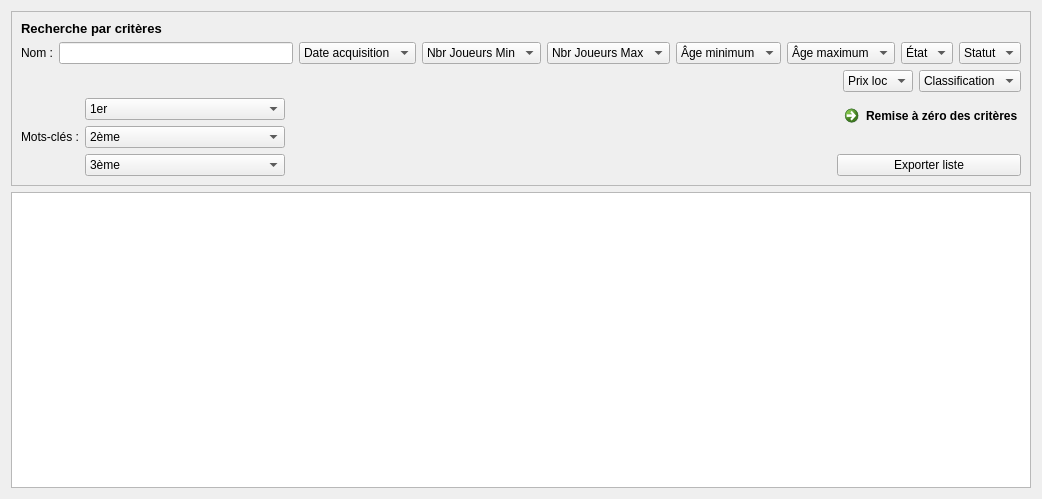
Above: f_listejeux.ui from nivhg/ludopen before the change. Below: the same form after it.
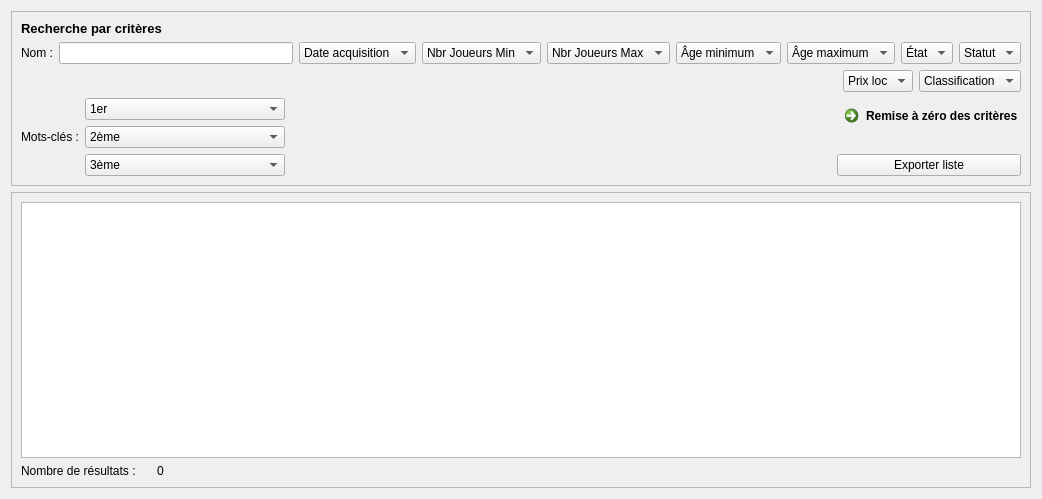
That is the form after the change. Icons and pictures are not drawn.

The edit to the form file:
```diff
--- a/f_listejeux.ui
+++ b/f_listejeux.ui
@@ -19,7 +19,7 @@
   <property name="windowTitle">
    <string>Form</string>
   </property>
-  <layout class="QGridLayout" name="gridLayout">
+  <layout class="QGridLayout" name="gridLayout_3">
    <item row="0" column="0">
     <widget class="QFrame" name="frame_2">
      <property name="frameShape">
@@ -264,7 +264,39 @@
     </widget>
    </item>
    <item row="1" column="0">
-    <widget class="QTableView" name="TbV_Recherche"/>
+    <widget class="QFrame" name="frame">
+     <property name="frameShape">
+      <enum>QFrame::StyledPanel</enum>
+     </property>
+     <property name="frameShadow">
+      <enum>QFrame::Raised</enum>
+     </property>
+     <layout class="QGridLayout" name="gridLayout">
+      <item row="0" column="0" colspan="3">
+       <widget class="QTableView" name="TbV_Recherche"/>
+      </item>
+      <item row="1" column="0">
+       <widget class="QLabel" name="Lb_NombreResultat">
+        <property name="maximumSize">
+         <size>
+          <width>130</width>
+          <height>16777215</height>
+         </size>
+        </property>
+        <property name="text">
+         <string>Nombre de résultats :</string>
+        </property>
+       </widget>
+      </item>
+      <item row="1" column="1">
+       <widget class="QLabel" name="Lb_Resultat">
+        <property name="text">
+         <string>0</string>
+        </property>
+       </widget>
+      </item>
+     </layout>
+    </widget>
    </item>
   </layout>
  </widget>
```
